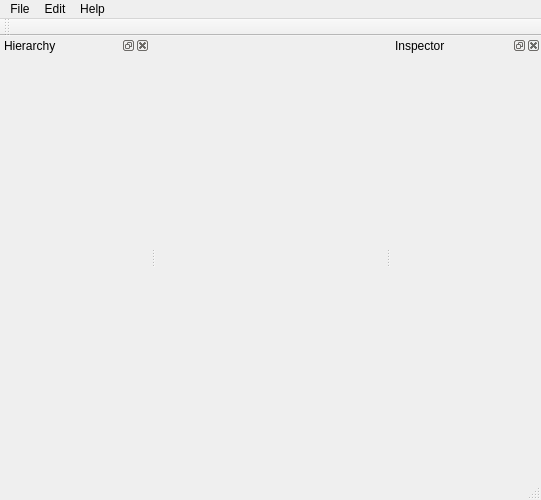
The window that AdvancedGraphics/mainwindow.ui (Trodek/Advanced-Graphics-Subject) describes before a commit, drawn with Qt 5.
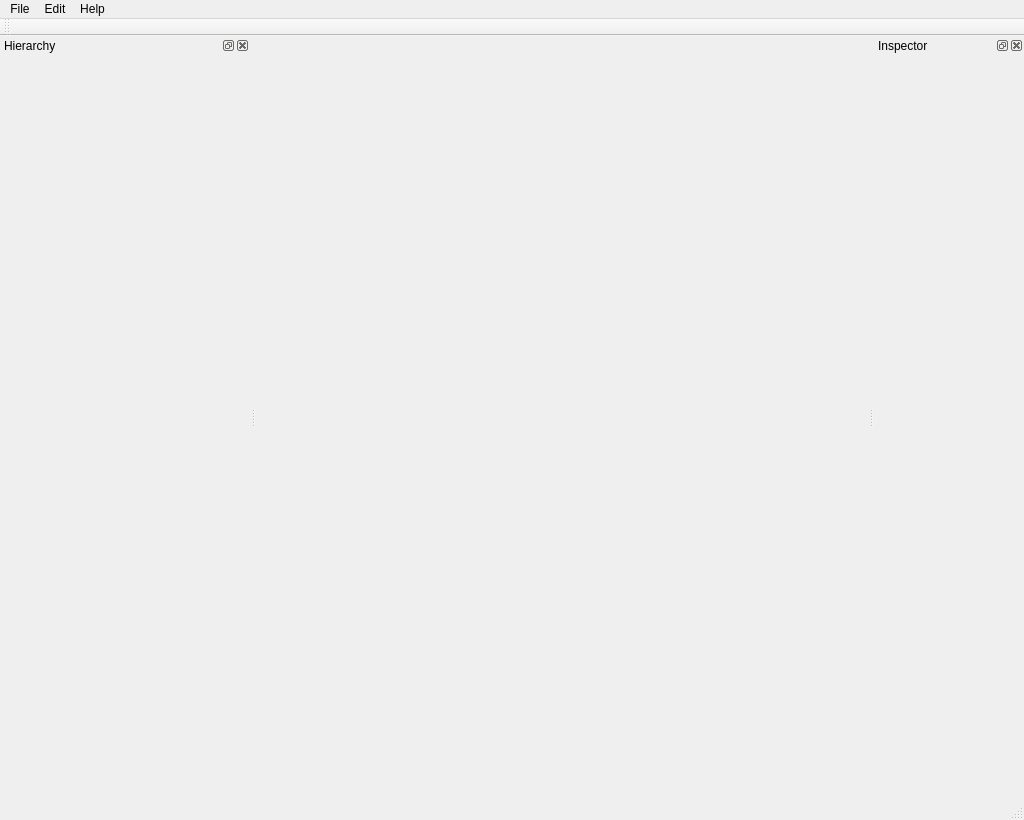
The same window after the commit. Custom widgets are drawn as their Qt base class.

Commit message: window size adjusted

What changed in the file:
```diff
--- a/AdvancedGraphics/mainwindow.ui
+++ b/AdvancedGraphics/mainwindow.ui
@@ -6,8 +6,8 @@
    <rect>
     <x>0</x>
     <y>0</y>
-    <width>541</width>
-    <height>500</height>
+    <width>1024</width>
+    <height>820</height>
    </rect>
   </property>
   <property name="windowTitle">
@@ -25,7 +25,7 @@
     <rect>
      <x>0</x>
      <y>0</y>
-     <width>541</width>
+     <width>1024</width>
      <height>21</height>
     </rect>
    </property>
@@ -66,7 +66,7 @@
    </property>
    <property name="minimumSize">
     <size>
-     <width>150</width>
+     <width>250</width>
      <height>38</height>
     </size>
    </property>
```
